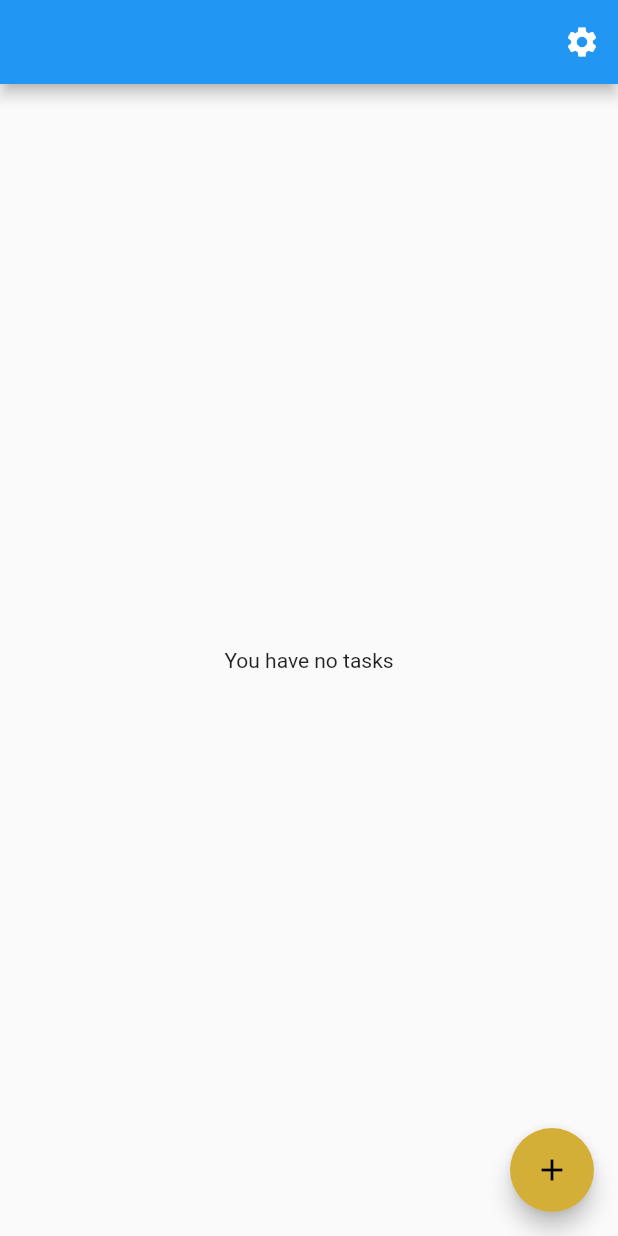
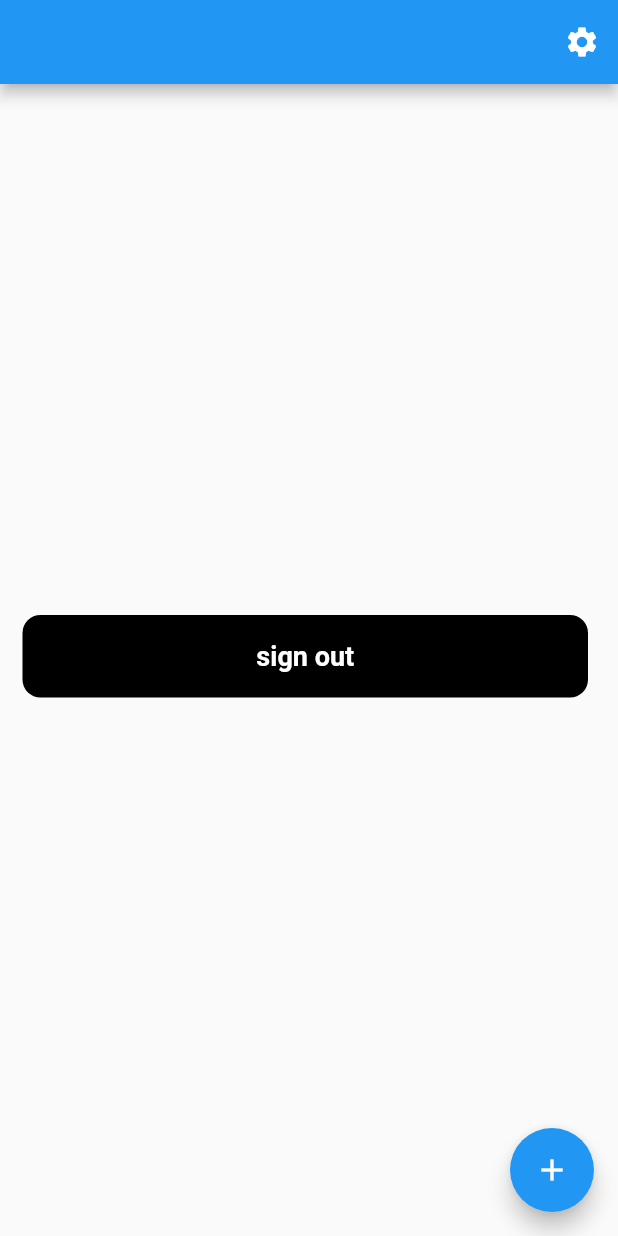
Before and after one commit to prabinojha/ToDo-App-Flutter, a Flutter app: the screen it shows once a user with an empty profile is signed in, on a phone screen of 412 x 824 dp. Run offline on Flutter 3.47's test engine with Material 2 defaults, Android fonts, the phone set to English and light mode, and no system bars; our stand-ins replace cloud_firestore, firebase_auth, firebase_core; accounts and stored records are empty; network calls fail.

Commit message:
trying to fix code

```diff
--- a/lib/authentication_screens/signin.dart
+++ b/lib/authentication_screens/signin.dart
@@ -2,6 +2,7 @@ import 'package:firebase_auth/firebase_auth.dart';
 import 'package:flutter/material.dart';
 import 'package:todo/authentication_screens/resetPassword.dart';
 import 'package:todo/authentication_screens/signup.dart';
+import 'package:todo/authentication_screens/verify_email.dart';
 import 'package:todo/screens/todo.dart';
 
 import '../widgets/button.dart';
@@ -214,7 +215,7 @@ class _SignInState extends State<SignIn> {
           )
           .catchError(
         (error) {
-          ErrorWidget(error);
+          print(error.toString());
         },
       );
     }
--- a/lib/authentication_screens/verify_email.dart
+++ b/lib/authentication_screens/verify_email.dart
@@ -70,14 +70,8 @@ class _VerifyEmailPageState extends State<VerifyEmailPage> {
 
   @override
   Widget build(BuildContext context) => isEmailVerified
-      ? MaterialApp(
-          debugShowCheckedModeBanner: false,
-          theme: ThemeData(
-            primaryColor: const Color.fromRGBO(114, 76, 249, 1),
-            accentColor: const Color.fromRGBO(212, 175, 55, 1),
-          ),
-          home: ToDoScreen(),
-        )
+      ? ToDoScreen()
+
       : Scaffold(
           appBar: AppBar(
             title: const Text('Verify Email'),
--- a/lib/screens/todo.dart
+++ b/lib/screens/todo.dart
@@ -44,8 +44,14 @@ class ToDoScreen extends StatelessWidget {
           child: const Icon(Icons.add),
         ),
         body: tasks.isEmpty
-            ? const Center(
-                child: Text('You have no tasks'),
+            ? Center(
+                child: Button(
+                  title: 'sign out',
+                  color: Colors.black,
+                  onPressed: () {
+                    FirebaseAuth.instance.signOut();
+                  },
+                ),
               )
             : ListView.builder(
                 itemCount: tasks.length,
```
Also changed, not shown: 1 other file.
